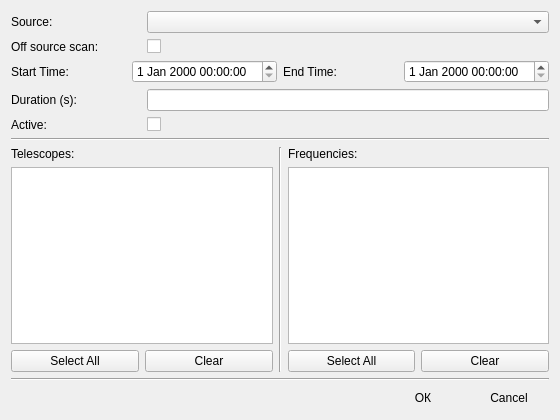
First picture: the form in pastrocore/gui_pyside/dialog_editor_scan.ui, repository Torward1024/pAstroCORE, before the edit.
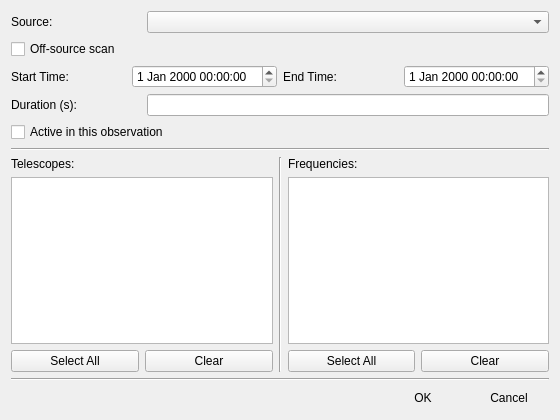
Second picture: the form after the edit. Icons and pictures are not drawn.

Commit message:
21.09.2026 -- U1, part 4: the editors, and a column hiding its head.
The telescope editor was fourteen rows in one column and taller than a laptop
screen. It is four groups now -- what it is, where it stands, the dish, where
it can point -- with the coordinates and the velocities side by side.

Two mistakes found while moving the fields: the velocities were labelled m/s
and the model holds metres per year, and the scan editor's OK button was
spelled with a Cyrillic O and K.

1298 green.

What changed in the file:
```diff
--- a/pastrocore/gui_pyside/dialog_editor_scan.ui
+++ b/pastrocore/gui_pyside/dialog_editor_scan.ui
@@ -30,13 +30,6 @@
    <bool>true</bool>
   </property>
   <layout class="QGridLayout" name="gridLayout">
-   <item row="2" column="0">
-    <widget class="QLabel" name="lbl_offsource">
-     <property name="text">
-      <string>Off source scan:</string>
-     </property>
-    </widget>
-   </item>
    <item row="10" column="0" colspan="4">
     <widget class="Line" name="line">
      <property name="orientation">
@@ -60,17 +53,17 @@
      </property>
     </widget>
    </item>
-   <item row="9" column="1">
+   <item row="9" column="0" colspan="4">
     <widget class="QCheckBox" name="chk_active">
      <property name="text">
-      <string />
+      <string>Active in this observation</string>
      </property>
     </widget>
    </item>
-   <item row="2" column="1">
+   <item row="2" column="0" colspan="4">
     <widget class="QCheckBox" name="chk_offsource">
      <property name="text">
-      <string />
+      <string>Off-source scan</string>
      </property>
     </widget>
    </item>
@@ -99,7 +92,7 @@
      <item>
       <widget class="QPushButton" name="pushButton">
        <property name="text">
-        <string>ОК</string>
+        <string>OK</string>
        </property>
        <property name="autoDefault">
         <bool>false</bool>
@@ -154,7 +147,7 @@
      <item row="0" column="0" colspan="2">
       <widget class="QLabel" name="label">
        <property name="text">
-        <string>&lt;html&gt;&lt;head/&gt;&lt;body&gt;&lt;p&gt;Telescopes:&lt;/p&gt;&lt;/body&gt;&lt;/html&gt;</string>
+        <string>Telescopes:</string>
        </property>
       </widget>
      </item>
@@ -172,7 +165,7 @@
      <item row="0" column="3" colspan="2">
       <widget class="QLabel" name="label_2">
        <property name="text">
-        <string>&lt;html&gt;&lt;head/&gt;&lt;body&gt;&lt;p&gt;Frequencies:&lt;/p&gt;&lt;/body&gt;&lt;/html&gt;</string>
+        <string>Frequencies:</string>
        </property>
       </widget>
      </item>
@@ -199,13 +192,6 @@
      </property>
     </widget>
    </item>
-   <item row="9" column="0">
-    <widget class="QLabel" name="lbl_active">
-     <property name="text">
-      <string>Active:</string>
-     </property>
-    </widget>
-   </item>
    <item row="1" column="1" colspan="3">
     <widget class="QComboBox" name="sourceCombo">
      </widget>
```
Left out of the diff: 3 changed lines with no effect on the pictures. The commit also changes 32 other files.
